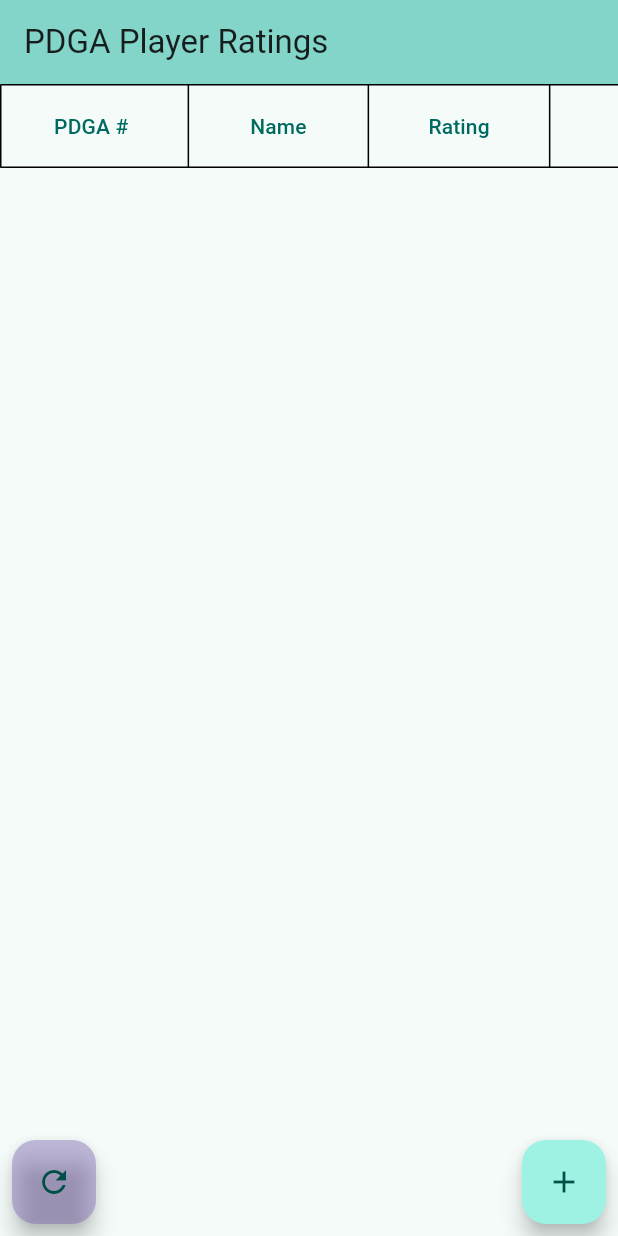
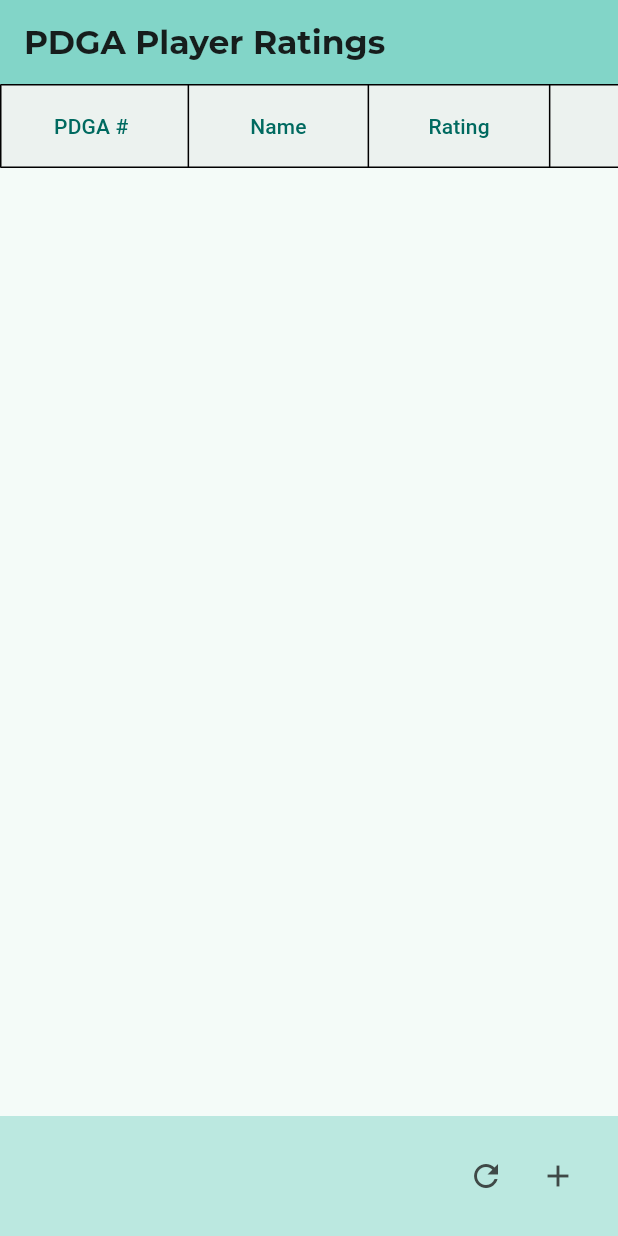
Before and after one commit to mlau154/pdga_player_ratings_app, a Flutter app: the screen it shows after launch, on a phone screen of 412 x 824 dp. Run offline on Flutter 3.47's test engine with Material 3 defaults, Android fonts, the light colour scheme and no system bars; our stand-ins replace google_fonts.

Commit message:
Theming update

```diff
--- a/lib/main.dart
+++ b/lib/main.dart
@@ -7,10 +7,13 @@
 import 'package:collection/collection.dart';
 import 'package:intl/intl.dart';
 import 'package:path_provider/path_provider.dart';
+import 'package:google_fonts/google_fonts.dart';
 import 'dart:io';
 import 'dart:convert';
 
 // TODO: prettify
+// TODO: add notification when player data was refreshed (transparent)
+// TODO: fix bug where interactive scroller does not allow scrolling when switching to landscape orientation after scrolling to the right
 // TODO: automatic update on PDGA ratings update (possibly with notification)
 // TODO: deploy to app store (see https://medium.com/@magnigeeks3/deploying-flutter-apps-to-app-stores-a-step-by-step-guide-00dab049bea0)
 
@@ -439,7 +442,7 @@
         backgroundColor: Theme.of(context).colorScheme.inversePrimary,
         // Here we take the value from the MyHomePage object that was created by
         // the App.build method, and use it to set our appbar title.
-        title: Text(widget.title),
+        title: Text(widget.title, style: GoogleFonts.montserrat(fontWeight: FontWeight.bold),),
       ),
       body: Center(
         // Center is a layout widget. It takes a single child and positions it
@@ -449,6 +452,9 @@
             InteractiveViewer(
               constrained: false,
               child: DataTable(
+                headingRowColor: WidgetStateColor.resolveWith((Set<WidgetState> states) {
+                    return Theme.of(context).colorScheme.onInverseSurface;
+                  }),
                 border: TableBorder.all(),
                 headingTextStyle: const TextStyle(fontWeight: FontWeight.bold),
                 columns: [
@@ -459,22 +465,29 @@
                   const DataColumn(label: Text("Actions"))
                 ],
                 rows: [
-                  for (final player in players)
-                    DataRow(
+                  for (var playerIdx = 0; playerIdx < players.length; playerIdx += 1)
+                    DataRow.byIndex(
+                      color: WidgetStateColor.resolveWith((Set<WidgetState> states) {
+                        if (playerIdx % 2 == 0) {
+                          return const Color.fromARGB(255, 213, 222, 219);
+                        }
+                        return Theme.of(context).colorScheme.onInverseSurface;
+                      }),
+                      index: playerIdx,
                       cells: [
-                        DataCell(Text(player.pdgaNumber.toString())),
+                        DataCell(Text(players[playerIdx].pdgaNumber.toString())),
                         DataCell(
                           InkWell(
-                            child: Text(player.name, style: const TextStyle(color: Colors.blue, decoration: TextDecoration.underline),),
-                            onTap: () => launchUrl(player.url),
+                            child: Text(players[playerIdx].name, style: const TextStyle(color: Colors.blue, decoration: TextDecoration.underline),),
+                            onTap: () => launchUrl(players[playerIdx].url),
                           )
                         ),
-                        DataCell(player.getRatingDisplayWidget()),
-                        DataCell(Text(player.getDisplayDate())),
+                        DataCell(players[playerIdx].getRatingDisplayWidget()),
+                        DataCell(Text(players[playerIdx].getDisplayDate())),
                         DataCell(
                           IconButton(
                             icon: const Icon(Icons.delete),
-                            onPressed: () => _removePlayer(player),
+                            onPressed: () => _removePlayer(players[playerIdx]),
                           )
                         )
                       ]
@@ -482,32 +495,27 @@
                 ],
               ),
             ),
-            Align(
-              alignment: Alignment.bottomLeft,
-              child: Padding(
-                padding: const EdgeInsets.all(8.0),
-                child: FloatingActionButton(
-                  backgroundColor: const Color.fromARGB(99, 119, 90, 177),
-                  onPressed: _refreshPlayers,
-                  tooltip: 'Update Player Data',
-                  child: const Icon(Icons.refresh),
+          ],
         ),
       ),
+      bottomNavigationBar: BottomAppBar(
+        color: Theme.of(context).colorScheme.inversePrimary.withOpacity(0.5),
+        child: Row(
+          mainAxisAlignment: MainAxisAlignment.end,
+          children: [
+            IconButton(
+              onPressed: _refreshPlayers,
+              tooltip: "Update Player Data",
+              icon: const Icon(Icons.refresh)
             ),
-            Align(
-              alignment: Alignment.bottomRight,
-              child: Padding(
-                padding: const EdgeInsets.all(8.0),
-                child: FloatingActionButton(
+            IconButton(
               onPressed: () async {
                 final pdgaNumberToAdd = await _openAddPlayerDialog();
                 if (pdgaNumberToAdd == null || pdgaNumberToAdd.isEmpty) return;
                 _addPlayer(int.parse(pdgaNumberToAdd));
               },
-                  tooltip: 'Add Player',
-                  child: const Icon(Icons.add),
-                ),
-              )
+              tooltip: "Add player",
+              icon: const Icon(Icons.add)
             )
           ],
         ),
--- a/pubspec.yaml
+++ b/pubspec.yaml
@@ -40,6 +40,7 @@
   intl: ^0.19.0
   collection: ^1.18.0
   path_provider: ^2.1.4
+  google_fonts: ^6.2.1
 
 dev_dependencies:
   flutter_test:
```
Also changed, not shown: pubspec.lock. Lines whose indentation alone changed are shown as unchanged.
